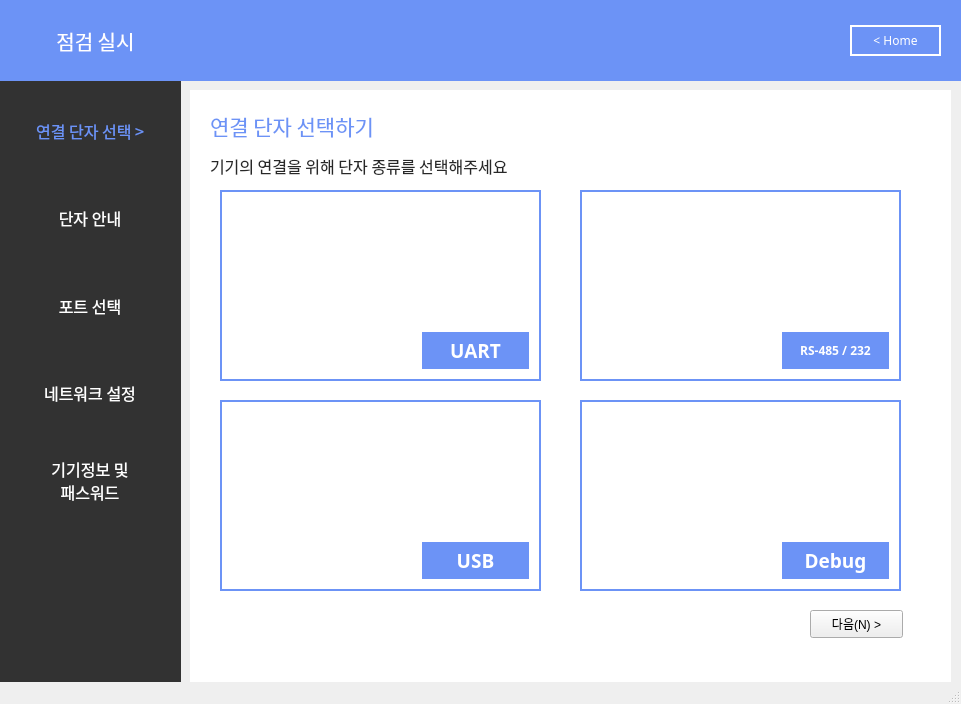
This is step1.ui in skyun333/wallpad as Qt 5 draws it before an edit. The edited form follows.
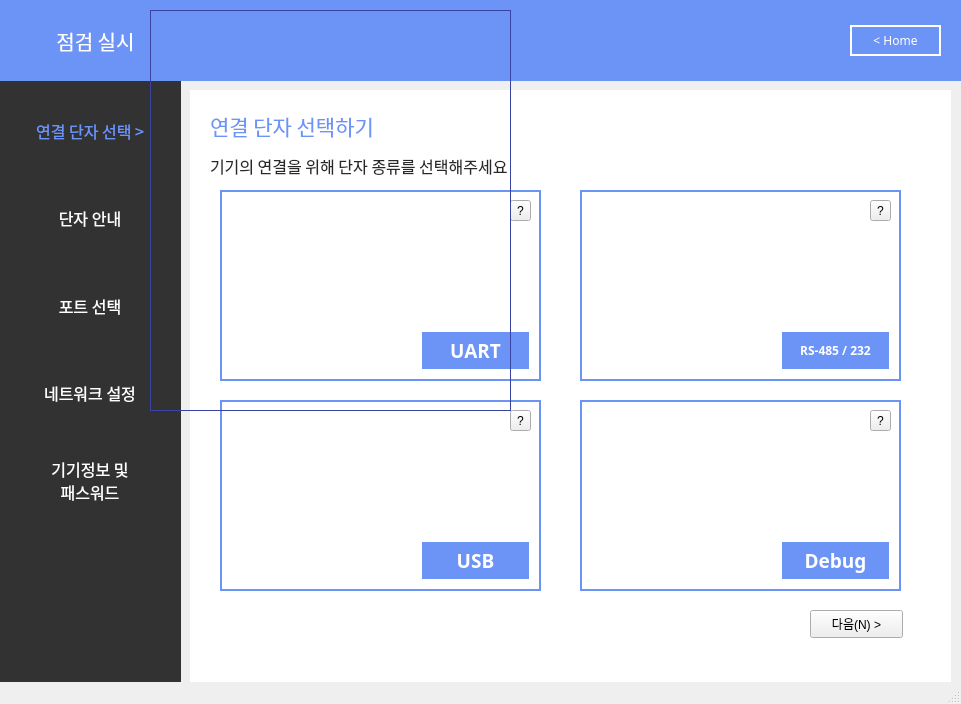
This is the edited form. Icons and pictures are not drawn.

Commit message: UART_flag

```diff
--- a/step1.ui
+++ b/step1.ui
@@ -579,9 +579,14 @@
      <bool>false</bool>
     </property>
     <property name="styleSheet">
-     <string notr="true">background-color : rgb(108, 147, 246);
-color : rgb(255,255,255);
-border: 2px solid rgb(255,255,255)</string>
+     <string notr="true">QPushButton {
+          	background-color : rgb(108, 147, 246);
+			color : rgb(255,255,255);
+			border: 2px solid rgb(255,255,255)
+        }
+QPushButton:hover {
+            self.label_16.setHidden(False)
+        }</string>
     </property>
     <property name="text">
      <string>UART</string>
@@ -840,6 +845,78 @@
      <string>다음(N) &gt;</string>
     </property>
    </widget>
+   <widget class="QToolButton" name="toolButton">
+    <property name="geometry">
+     <rect>
+      <x>510</x>
+      <y>200</y>
+      <width>21</width>
+      <height>21</height>
+     </rect>
+    </property>
+    <property name="text">
+     <string>?</string>
+    </property>
+   </widget>
+   <widget class="QLabel" name="label_16">
+    <property name="geometry">
+     <rect>
+      <x>150</x>
+      <y>10</y>
+      <width>361</width>
+      <height>401</height>
+     </rect>
+    </property>
+    <property name="styleSheet">
+     <string notr="true">
+border: 1px solid rgb(56,67,162)</string>
+    </property>
+    <property name="text">
+     <string/>
+    </property>
+    <property name="pixmap">
+     <pixmap>UART_explain.png</pixmap>
+    </property>
+   </widget>
+   <widget class="QToolButton" name="toolButton_2">
+    <property name="geometry">
+     <rect>
+      <x>870</x>
+      <y>200</y>
+      <width>21</width>
+      <height>21</height>
+     </rect>
+    </property>
+    <property name="text">
+     <string>?</string>
+    </property>
+   </widget>
+   <widget class="QToolButton" name="toolButton_3">
+    <property name="geometry">
+     <rect>
+      <x>510</x>
+      <y>410</y>
+      <width>21</width>
+      <height>21</height>
+     </rect>
+    </property>
+    <property name="text">
+     <string>?</string>
+    </property>
+   </widget>
+   <widget class="QToolButton" name="toolButton_4">
+    <property name="geometry">
+     <rect>
+      <x>870</x>
+      <y>410</y>
+      <width>21</width>
+      <height>21</height>
+     </rect>
+    </property>
+    <property name="text">
+     <string>?</string>
+    </property>
+   </widget>
    <zorder>label_5</zorder>
    <zorder>label_7</zorder>
    <zorder>label_8</zorder>
@@ -861,6 +938,11 @@
    <zorder>pushButton_11</zorder>
    <zorder>label_14</zorder>
    <zorder>pushButton</zorder>
+   <zorder>toolButton</zorder>
+   <zorder>label_16</zorder>
+   <zorder>toolButton_2</zorder>
+   <zorder>toolButton_3</zorder>
+   <zorder>toolButton_4</zorder>
   </widget>
   <widget class="QMenuBar" name="menubar">
    <property name="geometry">
```
The commit also changes 2 other files.
